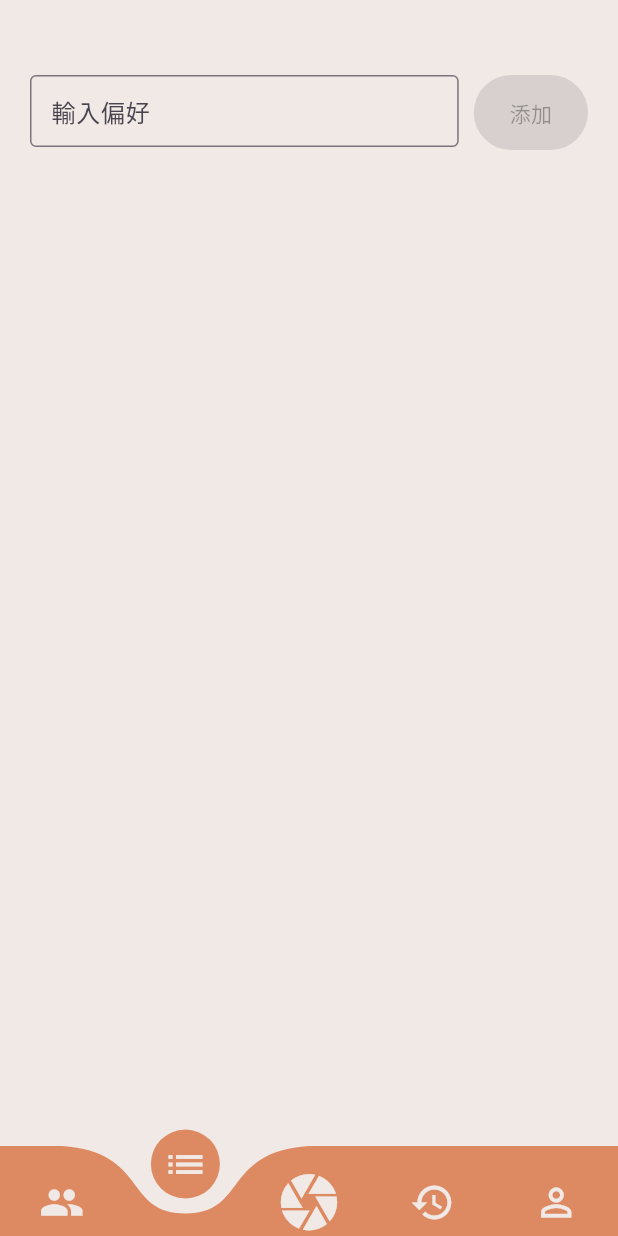
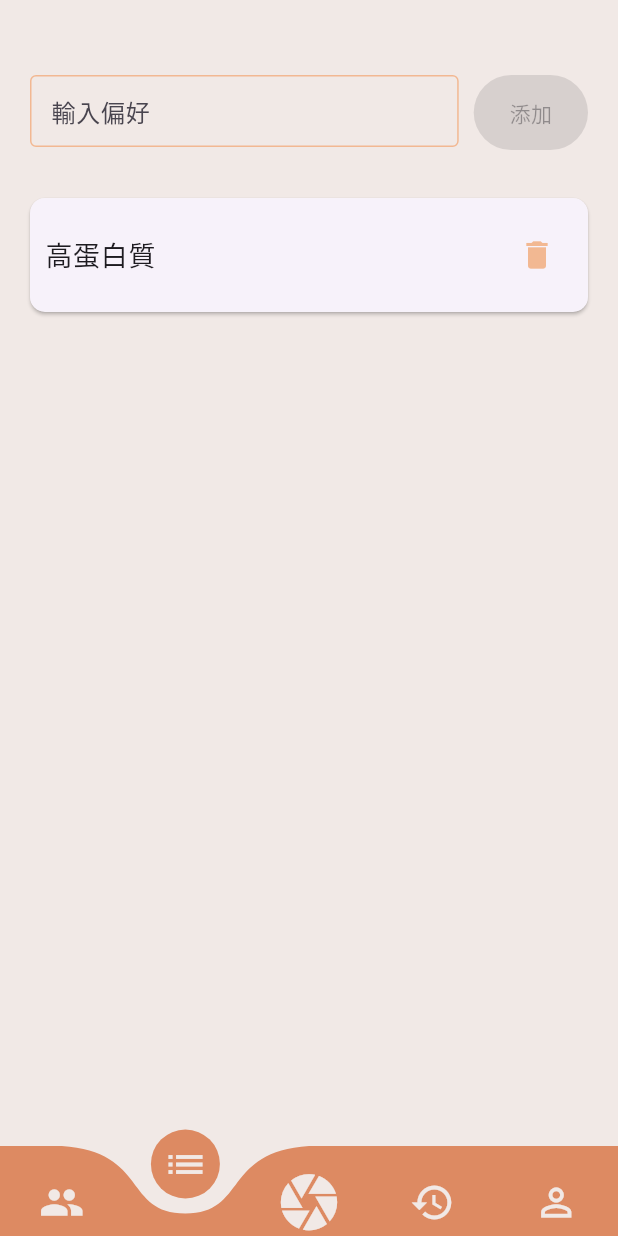
Before and after one commit to AaliyahWu/RecipeGPT, a Flutter app: the HomePage screen opened directly, item 2 of the bottom bar chosen, on a phone screen of 412 x 824 dp. Run offline on Flutter 3.47's test engine with Material 3 defaults, Android fonts, the phone set to English and light mode, and no system bars; our stand-ins replace camera, carousel_slider, curved_navigation_bar, get, image_cropper, image_picker and 2 more; missing offline and left inert: flutter_tflite, mysql1; project files that could hold a hidden picture were left out.

Commit message:
讓飲食偏好看起來更美味

```diff
--- a/lib/homepage.dart
+++ b/lib/homepage.dart
@@ -72,11 +72,9 @@ class _HomePageState extends State<HomePage> {
             child: Text('社群'),
           ),
         );
-
       case 1:
   return Container(
     color: Color(0xFFF1E9E6),
-          child: Center(
     child: Column(
       mainAxisAlignment: MainAxisAlignment.start,
       children: [
@@ -92,7 +90,15 @@ class _HomePageState extends State<HomePage> {
                     controller: _controller,
                     decoration: InputDecoration(
                       hintText: '輸入偏好',
-                              border: OutlineInputBorder(),
+                      border: OutlineInputBorder(
+                        borderSide: BorderSide(color: Color(0xFFF2B892)),
+                      ),
+                      enabledBorder: OutlineInputBorder(
+                        borderSide: BorderSide(color: Color(0xFFF2B892)),
+                      ),
+                      focusedBorder: OutlineInputBorder(
+                        borderSide: BorderSide(color: Color(0xFFF2B892)),
+                      ),
                       contentPadding: EdgeInsets.symmetric(
                           vertical: 10, horizontal: 10),
                     ),
@@ -126,29 +132,66 @@ class _HomePageState extends State<HomePage> {
         SizedBox(height: 20),
         Expanded(
           child: ListView.builder(
-                    itemCount: userInputList.length,
+            itemCount: userInputList.length + 1, // Including the pre-saved data
             itemBuilder: (context, index) {
-                      return ListTile(
+              if (index == 0) {
+                // Pre-saved data
+                return Padding(
+                  padding: const EdgeInsets.symmetric(horizontal: 16.0, vertical: 8.0),
+                  child: Card(
+                    shape: RoundedRectangleBorder(
+                      borderRadius: BorderRadius.circular(10),
+                    ),
+                    child: ListTile(
+                      contentPadding: EdgeInsets.all(10),
                       title: Text(
-                          userInputList[index],
+                        '高蛋白質',
                         style: TextStyle(fontSize: 18.0),
                       ),
                       trailing: IconButton(
-                          icon: Icon(Icons.delete),
+                        icon: Icon(Icons.delete, color: Color(0xFFF2B892)),
                         onPressed: () {
                           setState(() {
-                              userInputList.removeAt(index);
+                            // Handle delete action for pre-saved data if needed
                           });
                         },
                       ),
+                    ),
+                  ),
                 );
+              } else {
+                // User input data
+                return Padding(
+                  padding: const EdgeInsets.symmetric(horizontal: 16.0, vertical: 8.0),
+                  child: Card(
+                    shape: RoundedRectangleBorder(
+                      borderRadius: BorderRadius.circular(10),
+                    ),
+                    child: ListTile(
+                      contentPadding: EdgeInsets.all(10),
+                      title: Text(
+                        userInputList[index - 1],
+                        style: TextStyle(fontSize: 18.0),
+                      ),
+                      trailing: IconButton(
+                        icon: Icon(Icons.delete, color: Color(0xFFF2B892)),
+                        onPressed: () {
+                          setState(() {
+                            userInputList.removeAt(index - 1);
+                          });
+                        },
+                      ),
+                    ),
+                  ),
+                );
+              }
             },
           ),
         ),
       ],
     ),
-          ),
   );
+
 
       case 2:
         List<PopularItem> dummyPopularItems() {
@@ -399,61 +442,6 @@ class _HomePageState extends State<HomePage> {
             ],
           ),
         );
-
-      // case 3:
-      //   List<Map<String, dynamic>> historicalRecipes = [
-      //     {
-      //       'imageUrl': 'assets/image/food.jpg',
-      //       'title': '蔬菜沙拉',
-      //       'description': '健康清爽的蔬菜沙拉,適合夏日輕食。',
-      //     },
-      //     {
-      //       'imageUrl': 'assets/image/food.jpg',
-      //       'title': '牛肉意面',
-      //       'description': '香濃美味的牛肉意面,百吃不厭。',
-      //     },
-      //     {
-      //       'imageUrl': 'assets/image/food.jpg',
-      //       'title': '水果拼盤',
-      //       'description': '各種新鮮水果的精彩組合。',
-      //     },
-      //     // 您可以在這裡添加更多模擬數據
-      //   ];
-
-      //   return Container(
-      //     color: Color(0xFFF1E9E6),
-      //     child: Column(
-      //       children: [
-      //         SizedBox(height: 20),
-      //         Text(
-      //           '歷史食譜',
-      //           style: TextStyle(
-      //             fontSize: 24,
-      //             fontWeight: FontWeight.bold,
-      //           ),
-      //         ),
-      //         SizedBox(height: 20),
-      //         Expanded(
-      //           child: ListView.builder(
-      //             itemCount: historicalRecipes.length,
-      //             itemBuilder: (context, index) {
-      //               return ListTile(
-      //                 leading: CircleAvatar(
-      //                   backgroundImage:
-      //                       AssetImage(historicalRecipes[index]['imageUrl']),
-      //                 ),
-      //                 title: Text(historicalRecipes[index]['title']),
-      //                 subtitle: Text(historicalRecipes[index]['description']),
-      //                 onTap: () {
-      //                   // 導航至食譜詳情頁面
-      //                 },
-      //               );
-      //             },
-      //           ),
-      //         ),
-      //       ],
-      //     ),
-      //   );
           case 3:
     List<Map<String, dynamic>> historicalRecipes = [
       {
--- a/lib/login.dart
+++ b/lib/login.dart
@@ -293,7 +293,7 @@ class _SignupCardState extends State<SignupCard> {
                           ),
                           child: const Text(
                             '註冊',
-                            style: TextStyle(color: Colors.white),
+                            style: TextStyle(color: Colors.black),
                           ),
                         ),
                       ),
```
Lines whose indentation alone changed are shown as unchanged.
